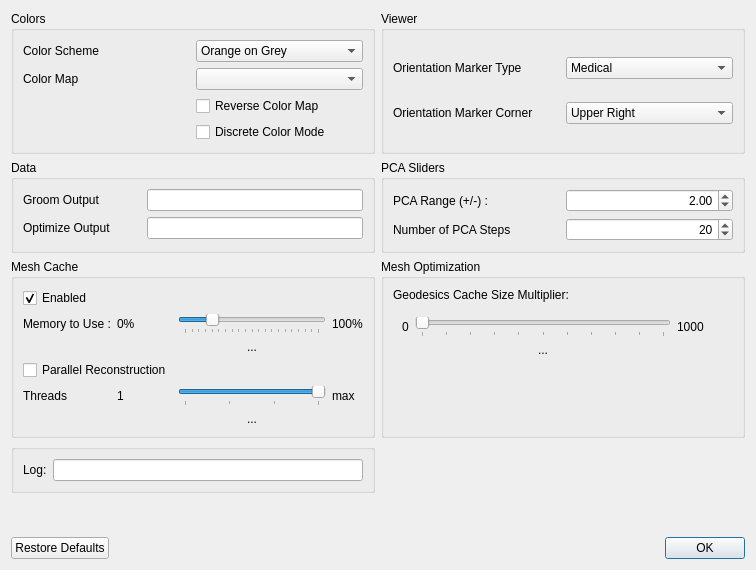
SCIInstitute/ShapeWorks, file Studio/src/Data/PreferencesWindow.ui: the form before one commit.
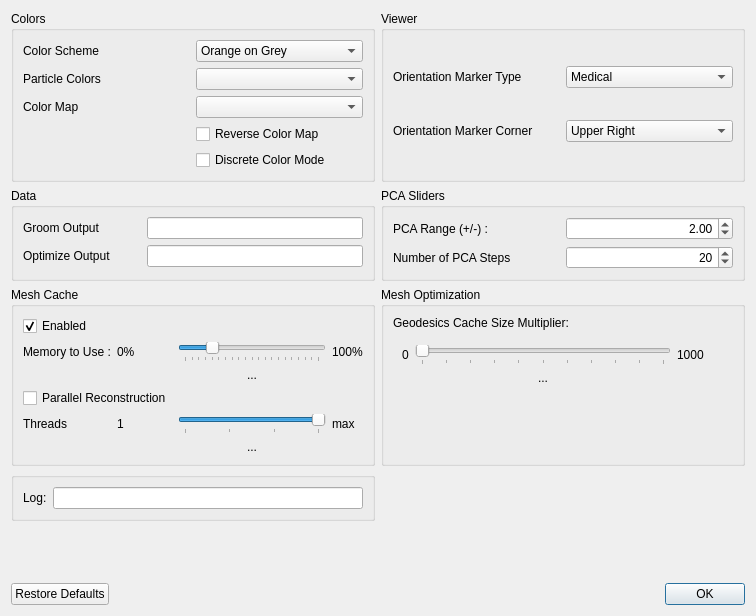
The form after the commit.

Commit message: Implement preference for controlling particle coloring mode.

The edit to the form file:
```diff
--- a/Studio/src/Data/PreferencesWindow.ui
+++ b/Studio/src/Data/PreferencesWindow.ui
@@ -7,7 +7,7 @@
     <x>0</x>
     <y>0</y>
     <width>756</width>
-    <height>570</height>
+    <height>616</height>
    </rect>
   </property>
   <property name="windowTitle">
@@ -398,23 +398,6 @@
       <string>Colors</string>
      </property>
      <layout class="QGridLayout" name="gridLayout_7">
-      <item row="1" column="1">
-       <widget class="QComboBox" name="color_map"/>
-      </item>
-      <item row="0" column="0">
-       <widget class="QLabel" name="label_4">
-        <property name="text">
-         <string>Color Scheme</string>
-        </property>
-       </widget>
-      </item>
-      <item row="3" column="1">
-       <widget class="QCheckBox" name="reverse_color_map">
-        <property name="text">
-         <string>Reverse Color Map</string>
-        </property>
-       </widget>
-      </item>
       <item row="0" column="1">
        <widget class="QComboBox" name="color_scheme">
         <item>
@@ -469,20 +452,47 @@
         </item>
        </widget>
       </item>
-      <item row="1" column="0">
+      <item row="2" column="0">
        <widget class="QLabel" name="label_14">
         <property name="text">
          <string>Color Map</string>
         </property>
        </widget>
       </item>
+      <item row="0" column="0">
+       <widget class="QLabel" name="label_4">
+        <property name="text">
+         <string>Color Scheme</string>
+        </property>
+       </widget>
+      </item>
+      <item row="2" column="1">
+       <widget class="QComboBox" name="color_map"/>
+      </item>
       <item row="4" column="1">
+       <widget class="QCheckBox" name="reverse_color_map">
+        <property name="text">
+         <string>Reverse Color Map</string>
+        </property>
+       </widget>
+      </item>
+      <item row="5" column="1">
        <widget class="QCheckBox" name="discrete_color_mode">
         <property name="text">
          <string>Discrete Color Mode</string>
         </property>
        </widget>
       </item>
+      <item row="1" column="0">
+       <widget class="QLabel" name="label_particle_colors">
+        <property name="text">
+         <string>Particle Colors</string>
+        </property>
+       </widget>
+      </item>
+      <item row="1" column="1">
+       <widget class="QComboBox" name="particle_colors"/>
+      </item>
      </layout>
     </widget>
    </item>
```
The commit also changes 5 other files.
